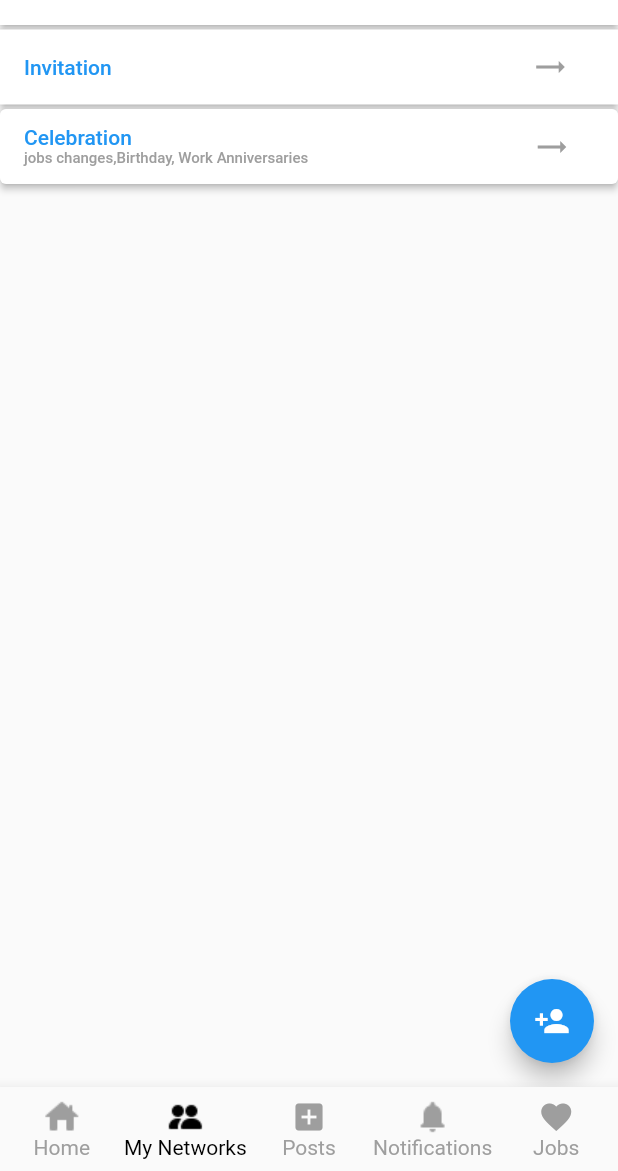
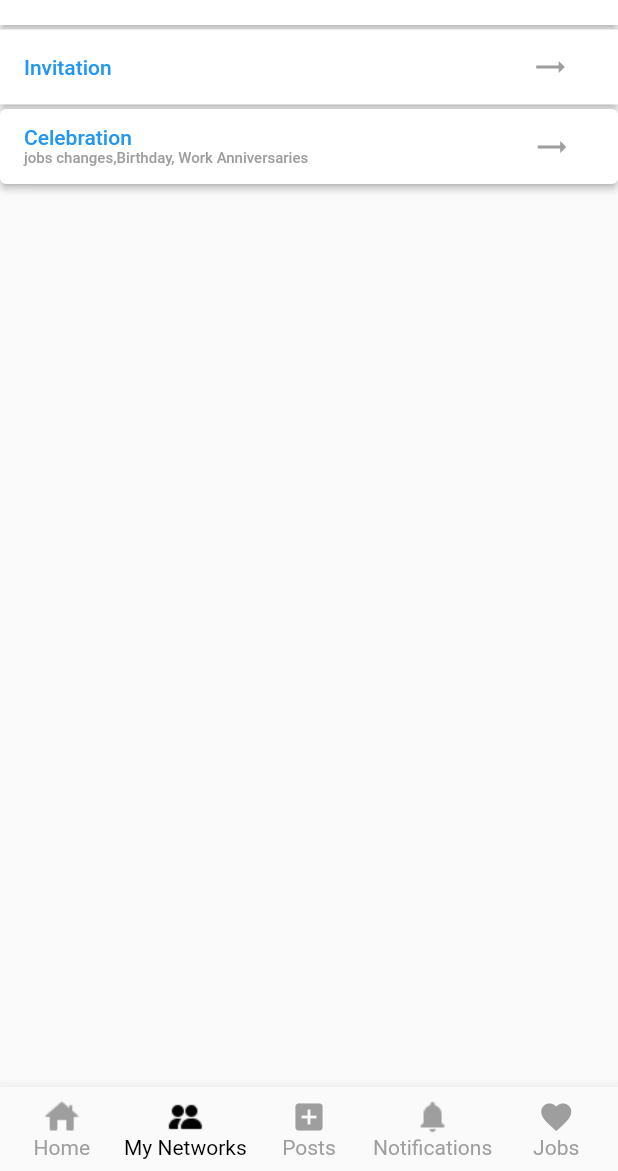
Before and after one commit to thebawer-27/linkedin_clone_project, a Flutter app: the screen it shows after launch, item 2 of the bottom bar chosen, on a phone screen of 412 x 824 dp, the part 65-1236 px from its top. Run offline on Flutter 3.47's test engine with Material 2 defaults, Android fonts, the phone set to English and light mode, and no system bars; drawn by our look-alikes of flutter_speed_dial.

Commit message:
............

```diff
--- a/lib/shafiqa/mynetwork.dart
+++ b/lib/shafiqa/mynetwork.dart
@@ -1,7 +1,6 @@
 import 'package:flutter/material.dart';
 import 'package:flutter/src/widgets/container.dart';
 import 'package:flutter/src/widgets/framework.dart';
-import 'package:flutter_speed_dial/flutter_speed_dial.dart';
 import 'package:linkedin_clone_project/shafiqa/QR.dart';
 import 'package:linkedin_clone_project/shafiqa/firstscreen.dart';
 
@@ -40,24 +39,24 @@ Navigator.push(context, MaterialPageRoute(builder: (context) => const third()));
               Icon(Icons.trending_flat,color: Colors.grey,)] ),style: ElevatedButton.styleFrom(minimumSize: Size(500, 50),
                primary: Colors.white,onPrimary: Colors.blue),),
      ],),
-      ),floatingActionButton: SpeedDial(icon: Icons.person_add,
-    activeIcon: Icons.close,
+      )//,floatingActionButton: SpeedDial(icon: Icons.person_add,
+    //activeIcon: Icons.close,
 
-      children: [
-        SpeedDialChild(onTap: () {
-          Navigator.push(context,MaterialPageRoute(builder: (context) => const Qrpage(),) );
-        },
-          child: Icon(Icons.qr_code),
-          label: 'Scan QR code',
-          foregroundColor: Colors.blue
+    //  children: [
+     //   SpeedDialChild(onTap: () {
+       //   Navigator.push(context,MaterialPageRoute(builder: (context) => const Qrpage(),) );
+       // },
+        //  child: Icon(Icons.qr_code),
+          //label: 'Scan QR code',
+          //foregroundColor: Colors.blue
 
-        ),
-        SpeedDialChild(onTap: () {
-          Navigator.push(context,MaterialPageRoute(builder: (context) => const MyNetwork(),) );
-        },
-          child: Icon(Icons.contacts),
-          label: 'Add contacts',
-            foregroundColor: Colors.blue
-        )
-      ],),
+       // ),
+       // SpeedDialChild(onTap: () {
+        //  Navigator.push(context,MaterialPageRoute(builder: (context) => const MyNetwork(),) );
+        //},
+        //  child: Icon(Icons.contacts),
+         // label: 'Add contacts',
+         //   foregroundColor: Colors.blue
+       // )
+      //],),
     );}}
--- a/pubspec.yaml
+++ b/pubspec.yaml
@@ -32,11 +32,11 @@ dependencies:
   flutter:
     sdk: flutter
 
-
+  camera: ^0.9.7+1
   # The following adds the Cupertino Icons font to your application.
   # Use with the CupertinoIcons class for iOS style icons.
   cupertino_icons: ^1.0.2
-  flutter_speed_dial: ^4.3.0
+
 
 dev_dependencies:
   flutter_test:
```
Also changed, not shown: lib/shafiqa/jj.dart (added), 1 other file.
